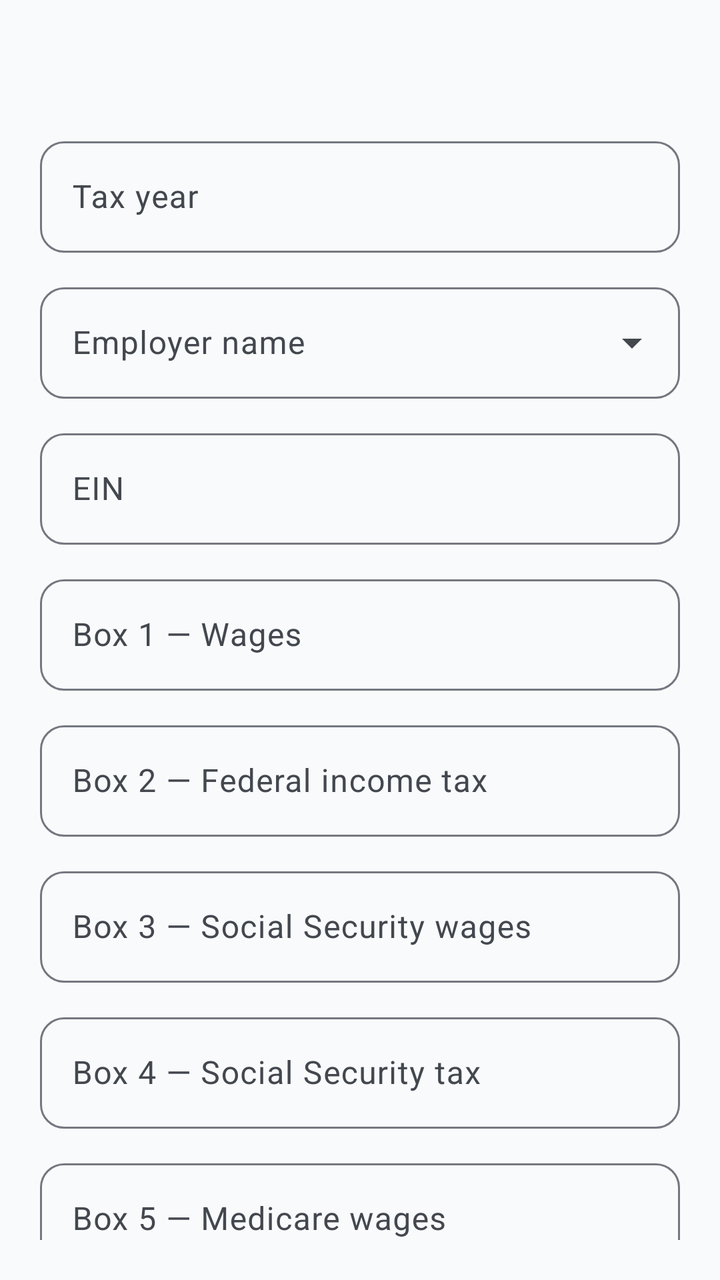
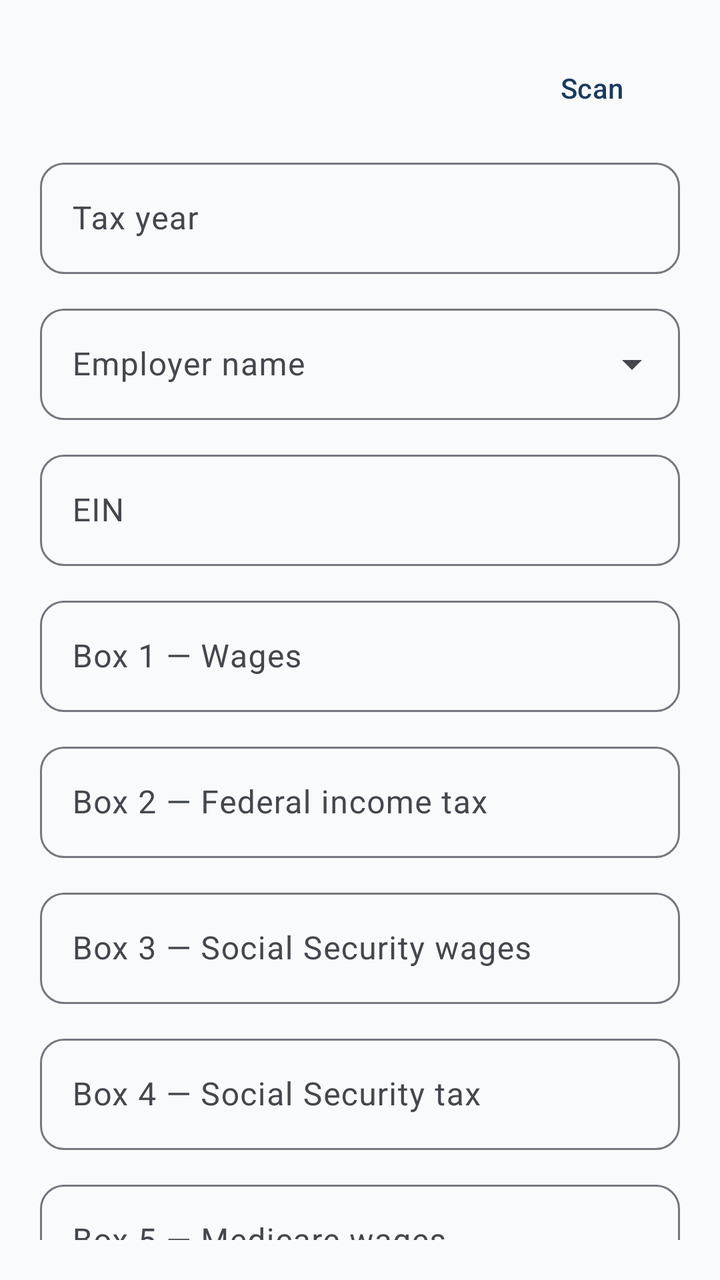

Screens rendered from an Android XML layout before and after an edit, with the pre-edit source and the edit as a unified diff.
<!-- AndroidManifest.xml: application theme Theme.ImmigrantVault -->
<!-- res/layout/bottom_sheet_w2_form.xml -->
<?xml version="1.0" encoding="utf-8"?>
<androidx.core.widget.NestedScrollView xmlns:android="http://schemas.android.com/apk/res/android"
    android:layout_width="match_parent"
    android:layout_height="wrap_content"
    android:padding="@dimen/form_padding">

    <LinearLayout
        android:layout_width="match_parent"
        android:layout_height="wrap_content"
        android:orientation="vertical">

        <TextView
            android:id="@+id/form_title"
            android:layout_width="match_parent"
            android:layout_height="wrap_content"
            android:layout_marginBottom="16dp"
            android:textAppearance="@style/TextAppearance.ImmigrantVault.FormTitle" />

        <com.google.android.material.textfield.TextInputLayout
            android:id="@+id/input_tax_year_layout"
            style="@style/Widget.ImmigrantVault.TextInputLayout"
            android:layout_width="match_parent"
            android:layout_height="wrap_content"
            android:hint="@string/label_tax_year">

            <com.google.android.material.textfield.TextInputEditText
                android:id="@+id/input_tax_year"
                android:layout_width="match_parent"
                android:layout_height="wrap_content"
                android:inputType="number"
                android:maxLength="4" />

        </com.google.android.material.textfield.TextInputLayout>

        <com.google.android.material.textfield.TextInputLayout
            android:id="@+id/input_employer_layout"
            style="@style/Widget.ImmigrantVault.TextInputLayout.ExposedDropdownMenu"
            android:layout_width="match_parent"
            android:layout_height="wrap_content"
            android:layout_marginTop="@dimen/form_field_spacing"
            android:hint="@string/label_employer_name">

            <AutoCompleteTextView
                android:id="@+id/input_employer"
                android:layout_width="match_parent"
                android:layout_height="wrap_content"
                android:inputType="none" />

        </com.google.android.material.textfield.TextInputLayout>

        <com.google.android.material.textfield.TextInputLayout
            android:id="@+id/input_ein_layout"
            style="@style/Widget.ImmigrantVault.TextInputLayout"
            android:layout_width="match_parent"
            android:layout_height="wrap_content"
            android:layout_marginTop="@dimen/form_field_spacing"
            android:hint="@string/label_ein">

            <com.google.android.material.textfield.TextInputEditText
                android:id="@+id/input_ein"
                android:layout_width="match_parent"
                android:layout_height="wrap_content" />

        </com.google.android.material.textfield.TextInputLayout>

        <com.google.android.material.textfield.TextInputLayout
            android:id="@+id/input_wages_layout"
            style="@style/Widget.ImmigrantVault.TextInputLayout"
            android:layout_width="match_parent"
            android:layout_height="wrap_content"
            android:layout_marginTop="@dimen/form_field_spacing"
            android:hint="@string/label_wages_box1">

            <com.google.android.material.textfield.TextInputEditText
                android:id="@+id/input_wages"
                android:layout_width="match_parent"
                android:layout_height="wrap_content"
                android:inputType="numberDecimal" />

        </com.google.android.material.textfield.TextInputLayout>

        <com.google.android.material.textfield.TextInputLayout
            android:id="@+id/input_federal_tax_layout"
            style="@style/Widget.ImmigrantVault.TextInputLayout"
            android:layout_width="match_parent"
            android:layout_height="wrap_content"
            android:layout_marginTop="@dimen/form_field_spacing"
            android:hint="@string/label_federal_tax_box2">

            <com.google.android.material.textfield.TextInputEditText
                android:id="@+id/input_federal_tax"
                android:layout_width="match_parent"
                android:layout_height="wrap_content"
                android:inputType="numberDecimal" />

        </com.google.android.material.textfield.TextInputLayout>

        <com.google.android.material.textfield.TextInputLayout
            android:id="@+id/input_ss_wages_layout"
            style="@style/Widget.ImmigrantVault.TextInputLayout"
            android:layout_width="match_parent"
            android:layout_height="wrap_content"
            android:layout_marginTop="@dimen/form_field_spacing"
            android:hint="@string/label_ss_wages_box3">

            <com.google.android.material.textfield.TextInputEditText
                android:id="@+id/input_ss_wages"
                android:layout_width="match_parent"
                android:layout_height="wrap_content"
                android:inputType="numberDecimal" />

        </com.google.android.material.textfield.TextInputLayout>

        <com.google.android.material.textfield.TextInputLayout
            android:id="@+id/input_ss_tax_layout"
            style="@style/Widget.ImmigrantVault.TextInputLayout"
            android:layout_width="match_parent"
            android:layout_height="wrap_content"
            android:layout_marginTop="@dimen/form_field_spacing"
            android:hint="@string/label_ss_tax_box4">

            <com.google.android.material.textfield.TextInputEditText
                android:id="@+id/input_ss_tax"
                android:layout_width="match_parent"
                android:layout_height="wrap_content"
                android:inputType="numberDecimal" />

        </com.google.android.material.textfield.TextInputLayout>

        <com.google.android.material.textfield.TextInputLayout
            android:id="@+id/input_medicare_wages_layout"
            style="@style/Widget.ImmigrantVault.TextInputLayout"
            android:layout_width="match_parent"
            android:layout_height="wrap_content"
            android:layout_marginTop="@dimen/form_field_spacing"
            android:hint="@string/label_medicare_wages_box5">

            <com.google.android.material.textfield.TextInputEditText
                android:id="@+id/input_medicare_wages"
                android:layout_width="match_parent"
                android:layout_height="wrap_content"
                android:inputType="numberDecimal" />

        </com.google.android.material.textfield.TextInputLayout>

        <com.google.android.material.textfield.TextInputLayout
            android:id="@+id/input_medicare_tax_layout"
            style="@style/Widget.ImmigrantVault.TextInputLayout"
            android:layout_width="match_parent"
            android:layout_height="wrap_content"
            android:layout_marginTop="@dimen/form_field_spacing"
            android:hint="@string/label_medicare_tax_box6">

            <com.google.android.material.textfield.TextInputEditText
                android:id="@+id/input_medicare_tax"
                android:layout_width="match_parent"
                android:layout_height="wrap_content"
                android:inputType="numberDecimal" />

        </com.google.android.material.textfield.TextInputLayout>

        <com.google.android.material.textfield.TextInputLayout
            android:id="@+id/input_box12a_code_layout"
            style="@style/Widget.ImmigrantVault.TextInputLayout"
            android:layout_width="match_parent"
            android:layout_height="wrap_content"
            android:layout_marginTop="@dimen/form_field_spacing"
            android:hint="@string/label_box12a_code">

            <com.google.android.material.textfield.TextInputEditText
                android:id="@+id/input_box12a_code"
                android:layout_width="match_parent"
                android:layout_height="wrap_content"
                android:inputType="textCapCharacters"
                android:maxLength="2" />

        </com.google.android.material.textfield.TextInputLayout>

        <com.google.android.material.textfield.TextInputLayout
            android:id="@+id/input_box12a_amount_layout"
            style="@style/Widget.ImmigrantVault.TextInputLayout"
            android:layout_width="match_parent"
            android:layout_height="wrap_content"
            android:layout_marginTop="@dimen/form_field_spacing"
            android:hint="@string/label_box12a_amount">

            <com.google.android.material.textfield.TextInputEditText
                android:id="@+id/input_box12a_amount"
                android:layout_width="match_parent"
                android:layout_height="wrap_content"
                android:inputType="numberDecimal" />

        </com.google.android.material.textfield.TextInputLayout>

        <com.google.android.material.textfield.TextInputLayout
            android:id="@+id/input_box12b_code_layout"
            style="@style/Widget.ImmigrantVault.TextInputLayout"
            android:layout_width="match_parent"
            android:layout_height="wrap_content"
            android:layout_marginTop="@dimen/form_field_spacing"
            android:hint="@string/label_box12b_code">

            <com.google.android.material.textfield.TextInputEditText
                android:id="@+id/input_box12b_code"
                android:layout_width="match_parent"
                android:layout_height="wrap_content"
                android:inputType="textCapCharacters"
                android:maxLength="2" />

        </com.google.android.material.textfield.TextInputLayout>

        <com.google.android.material.textfield.TextInputLayout
            android:id="@+id/input_box12b_amount_layout"
            style="@style/Widget.ImmigrantVault.TextInputLayout"
            android:layout_width="match_parent"
            android:layout_height="wrap_content"
            android:layout_marginTop="@dimen/form_field_spacing"
            android:hint="@string/label_box12b_amount">

            <com.google.android.material.textfield.TextInputEditText
                android:id="@+id/input_box12b_amount"
                android:layout_width="match_parent"
                android:layout_height="wrap_content"
                android:inputType="numberDecimal" />

        </com.google.android.material.textfield.TextInputLayout>

        <com.google.android.material.textfield.TextInputLayout
            android:id="@+id/input_box12c_code_layout"
            style="@style/Widget.ImmigrantVault.TextInputLayout"
            android:layout_width="match_parent"
            android:layout_height="wrap_content"
            android:layout_marginTop="@dimen/form_field_spacing"
            android:hint="@string/label_box12c_code">

            <com.google.android.material.textfield.TextInputEditText
                android:id="@+id/input_box12c_code"
                android:layout_width="match_parent"
                android:layout_height="wrap_content"
                android:inputType="textCapCharacters"
                android:maxLength="2" />

        </com.google.android.material.textfield.TextInputLayout>

        <com.google.android.material.textfield.TextInputLayout
            android:id="@+id/input_box12c_amount_layout"
            style="@style/Widget.ImmigrantVault.TextInputLayout"
            android:layout_width="match_parent"
            android:layout_height="wrap_content"
            android:layout_marginTop="@dimen/form_field_spacing"
            android:hint="@string/label_box12c_amount">

            <com.google.android.material.textfield.TextInputEditText
                android:id="@+id/input_box12c_amount"
                android:layout_width="match_parent"
                android:layout_height="wrap_content"
                android:inputType="numberDecimal" />

        </com.google.android.material.textfield.TextInputLayout>

        <com.google.android.material.textfield.TextInputLayout
            android:id="@+id/input_box12d_code_layout"
            style="@style/Widget.ImmigrantVault.TextInputLayout"
            android:layout_width="match_parent"
            android:layout_height="wrap_content"
            android:layout_marginTop="@dimen/form_field_spacing"
            android:hint="@string/label_box12d_code">

            <com.google.android.material.textfield.TextInputEditText
                android:id="@+id/input_box12d_code"
                android:layout_width="match_parent"
                android:layout_height="wrap_content"
                android:inputType="textCapCharacters"
                android:maxLength="2" />

        </com.google.android.material.textfield.TextInputLayout>

        <com.google.android.material.textfield.TextInputLayout
            android:id="@+id/input_box12d_amount_layout"
            style="@style/Widget.ImmigrantVault.TextInputLayout"
            android:layout_width="match_parent"
            android:layout_height="wrap_content"
            android:layout_marginTop="@dimen/form_field_spacing"
            android:hint="@string/label_box12d_amount">

            <com.google.android.material.textfield.TextInputEditText
                android:id="@+id/input_box12d_amount"
                android:layout_width="match_parent"
                android:layout_height="wrap_content"
                android:inputType="numberDecimal" />

        </com.google.android.material.textfield.TextInputLayout>

        <com.google.android.material.textfield.TextInputLayout
            android:id="@+id/input_box14_layout"
            style="@style/Widget.ImmigrantVault.TextInputLayout"
            android:layout_width="match_parent"
            android:layout_height="wrap_content"
            android:layout_marginTop="@dimen/form_field_spacing"
            android:hint="@string/label_box14">

            <com.google.android.material.textfield.TextInputEditText
                android:id="@+id/input_box14"
                android:layout_width="match_parent"
                android:layout_height="wrap_content"
                android:inputType="textMultiLine"
                android:minLines="2" />

        </com.google.android.material.textfield.TextInputLayout>

        <com.google.android.material.textfield.TextInputLayout
            android:id="@+id/input_state_layout"
            style="@style/Widget.ImmigrantVault.TextInputLayout"
            android:layout_width="match_parent"
            android:layout_height="wrap_content"
            android:layout_marginTop="@dimen/form_field_spacing"
            android:hint="@string/label_state_box15">

            <com.google.android.material.textfield.TextInputEditText
                android:id="@+id/input_state"
                android:layout_width="match_parent"
                android:layout_height="wrap_content"
                android:inputType="textCapCharacters"
                android:maxLength="2" />

        </com.google.android.material.textfield.TextInputLayout>

        <com.google.android.material.textfield.TextInputLayout
            android:id="@+id/input_state_wages_layout"
            style="@style/Widget.ImmigrantVault.TextInputLayout"
            android:layout_width="match_parent"
            android:layout_height="wrap_content"
            android:layout_marginTop="@dimen/form_field_spacing"
            android:hint="@string/label_state_wages_box16">

            <com.google.android.material.textfield.TextInputEditText
                android:id="@+id/input_state_wages"
                android:layout_width="match_parent"
                android:layout_height="wrap_content"
                android:inputType="numberDecimal" />

        </com.google.android.material.textfield.TextInputLayout>

        <com.google.android.material.textfield.TextInputLayout
            android:id="@+id/input_state_tax_layout"
            style="@style/Widget.ImmigrantVault.TextInputLayout"
            android:layout_width="match_parent"
            android:layout_height="wrap_content"
            android:layout_marginTop="@dimen/form_field_spacing"
            android:hint="@string/label_state_tax_box17">

            <com.google.android.material.textfield.TextInputEditText
                android:id="@+id/input_state_tax"
                android:layout_width="match_parent"
                android:layout_height="wrap_content"
                android:inputType="numberDecimal" />

        </com.google.android.material.textfield.TextInputLayout>

        <com.google.android.material.textfield.TextInputLayout
            android:id="@+id/input_notes_layout"
            style="@style/Widget.ImmigrantVault.TextInputLayout"
            android:layout_width="match_parent"
            android:layout_height="wrap_content"
            android:layout_marginTop="@dimen/form_field_spacing"
            android:hint="@string/label_notes">

            <com.google.android.material.textfield.TextInputEditText
                android:id="@+id/input_notes"
                android:layout_width="match_parent"
                android:layout_height="wrap_content"
                android:inputType="textMultiLine"
                android:minLines="2" />

        </com.google.android.material.textfield.TextInputLayout>

        <LinearLayout
            android:layout_width="match_parent"
            android:layout_height="wrap_content"
            android:layout_marginTop="16dp"
            android:gravity="end"
            android:orientation="horizontal">

            <com.google.android.material.button.MaterialButton
                android:id="@+id/btn_delete"
                style="@style/Widget.ImmigrantVault.Button.Text"
                android:layout_width="wrap_content"
                android:layout_height="wrap_content"
                android:text="@string/action_delete"
                android:textColor="?attr/colorError"
                android:visibility="gone" />

            <View
                android:layout_width="0dp"
                android:layout_height="0dp"
                android:layout_weight="1" />

            <com.google.android.material.button.MaterialButton
                android:id="@+id/btn_cancel"
                style="@style/Widget.ImmigrantVault.Button.Text"
                android:layout_width="wrap_content"
                android:layout_height="wrap_content"
                android:text="@string/action_cancel" />

            <com.google.android.material.button.MaterialButton
                android:id="@+id/btn_save"
                android:layout_width="wrap_content"
                android:layout_height="wrap_content"
                android:layout_marginStart="8dp"
                android:text="@string/action_save" />

        </LinearLayout>

    </LinearLayout>

</androidx.core.widget.NestedScrollView>
<!-- resources referenced by this layout -->
<resources>
  <dimen name="form_field_spacing">12dp</dimen>
  <dimen name="form_padding">20dp</dimen>
  <string name="action_cancel">Cancel</string>
  <string name="action_delete">Delete</string>
  <string name="action_save">Save</string>
  <string name="label_box12a_amount">Box 12a amount</string>
  <string name="label_box12a_code">Box 12a code</string>
  <string name="label_box12b_amount">Box 12b amount</string>
  <string name="label_box12b_code">Box 12b code</string>
  <string name="label_box12c_amount">Box 12c amount</string>
  <string name="label_box12c_code">Box 12c code</string>
  <string name="label_box12d_amount">Box 12d amount</string>
  <string name="label_box12d_code">Box 12d code</string>
  <string name="label_box14">Box 14 — Other</string>
  <string name="label_ein">EIN</string>
  <string name="label_employer_name">Employer name</string>
  <string name="label_federal_tax_box2">Box 2 — Federal income tax</string>
  <string name="label_medicare_tax_box6">Box 6 — Medicare tax</string>
  <string name="label_medicare_wages_box5">Box 5 — Medicare wages</string>
  <string name="label_notes">Notes</string>
  <string name="label_ss_tax_box4">Box 4 — Social Security tax</string>
  <string name="label_ss_wages_box3">Box 3 — Social Security wages</string>
  <string name="label_state_box15">Box 15 — State</string>
  <string name="label_state_tax_box17">Box 17 — State income tax</string>
  <string name="label_state_wages_box16">Box 16 — State wages</string>
  <string name="label_tax_year">Tax year</string>
  <string name="label_wages_box1">Box 1 — Wages</string>
  <style name="TextAppearance.ImmigrantVault.FormTitle" parent="TextAppearance.Material3.TitleLarge">
          <item name="android:textColor">?attr/colorOnSurface</item>
          <item name="android:letterSpacing">0</item>
      </style>
  <style name="Theme.ImmigrantVault" parent="Base.Theme.ImmigrantVault" />
  <style name="ShapeAppearance.ImmigrantVault.SmallComponent" parent="ShapeAppearance.Material3.SmallComponent">
          <item name="cornerFamily">rounded</item>
          <item name="cornerSize">@dimen/corner_small</item>
      </style>
  <dimen name="corner_small">12dp</dimen>
  <color name="md_theme_primary">#1B3A5C</color>
  <color name="md_theme_on_primary">#FFFFFF</color>
  <color name="md_theme_primary_container">#D4E3F3</color>
  <color name="md_theme_on_primary_container">#0A1F33</color>
  <color name="md_theme_secondary">#2A9D8F</color>
  <color name="md_theme_on_secondary">#FFFFFF</color>
  <color name="md_theme_secondary_container">#B8E8E0</color>
  <color name="md_theme_on_secondary_container">#0A3D36</color>
  <color name="md_theme_tertiary">#E9C46A</color>
  <color name="md_theme_on_tertiary">#3D2F00</color>
  <color name="md_theme_tertiary_container">#FFF0C2</color>
  <color name="md_theme_on_tertiary_container">#4A3800</color>
  <color name="md_theme_error">#BA1A1A</color>
  <color name="md_theme_on_error">#FFFFFF</color>
  <color name="md_theme_error_container">#FFDAD6</color>
  <color name="md_theme_on_error_container">#410002</color>
  <color name="md_theme_background">#F8FAFC</color>
  <color name="md_theme_on_background">#1A1C1E</color>
  <color name="md_theme_surface">#FFFFFF</color>
  <color name="md_theme_on_surface">#1A1C1E</color>
  <color name="md_theme_surface_variant">#E8EEF4</color>
  <color name="md_theme_on_surface_variant">#43474E</color>
  <color name="md_theme_outline">#74777F</color>
  <color name="md_theme_outline_variant">#C4C7CF</color>
  <style name="ThemeOverlay.ImmigrantVault.BottomSheetDialog" parent="ThemeOverlay.Material3.BottomSheetDialog">
          <item name="bottomSheetStyle">@style/Widget.ImmigrantVault.BottomSheet</item>
      </style>
  <dimen name="corner_medium">16dp</dimen>
  <dimen name="corner_extra_large">28dp</dimen>
  <dimen name="corner_large">20dp</dimen>
  <dimen name="elevation_card">2dp</dimen>
  <!-- unchanged entries left out for length: 11 -->
</resources>

<!-- the commit's change to res/layout/bottom_sheet_w2_form.xml (unified diff, before → after) -->
@@ -9,18 +9,43 @@
         android:layout_height="wrap_content"
         android:orientation="vertical">
 
-        <TextView
-            android:id="@+id/form_title"
-            android:layout_width="match_parent"
-            android:layout_height="wrap_content"
-            android:layout_marginBottom="16dp"
-            android:textAppearance="@style/TextAppearance.ImmigrantVault.FormTitle" />
+        <LinearLayout
+            android:layout_width="match_parent"
+            android:layout_height="wrap_content"
+            android:gravity="center_vertical"
+            android:orientation="horizontal">
+
+            <TextView
+                android:id="@+id/form_title"
+                android:layout_width="0dp"
+                android:layout_height="wrap_content"
+                android:layout_weight="1"
+                android:textAppearance="@style/TextAppearance.ImmigrantVault.FormTitle" />
+
+            <com.google.android.material.button.MaterialButton
+                android:id="@+id/btn_scan"
+                style="@style/Widget.ImmigrantVault.Button.Text"
+                android:layout_width="wrap_content"
+                android:layout_height="wrap_content"
+                android:text="@string/action_scan" />
+
+        </LinearLayout>
+
+        <ProgressBar
+            android:id="@+id/scan_progress"
+            style="?android:attr/progressBarStyleHorizontal"
+            android:layout_width="match_parent"
+            android:layout_height="wrap_content"
+            android:layout_marginBottom="8dp"
+            android:indeterminate="true"
+            android:visibility="gone" />
 
         <com.google.android.material.textfield.TextInputLayout
             android:id="@+id/input_tax_year_layout"
             style="@style/Widget.ImmigrantVault.TextInputLayout"
             android:layout_width="match_parent"
             android:layout_height="wrap_content"
+            android:layout_marginTop="8dp"
             android:hint="@string/label_tax_year">
 
             <com.google.android.material.textfield.TextInputEditText
<!-- resource entries referenced after the edit -->
@@ -5,6 +5,7 @@
   <string name="action_cancel">Cancel</string>
   <string name="action_delete">Delete</string>
   <string name="action_save">Save</string>
+  <string name="action_scan">Scan</string>
   <string name="label_box12a_amount">Box 12a amount</string>
   <string name="label_box12a_code">Box 12a code</string>
   <string name="label_box12b_amount">Box 12b amount</string>
